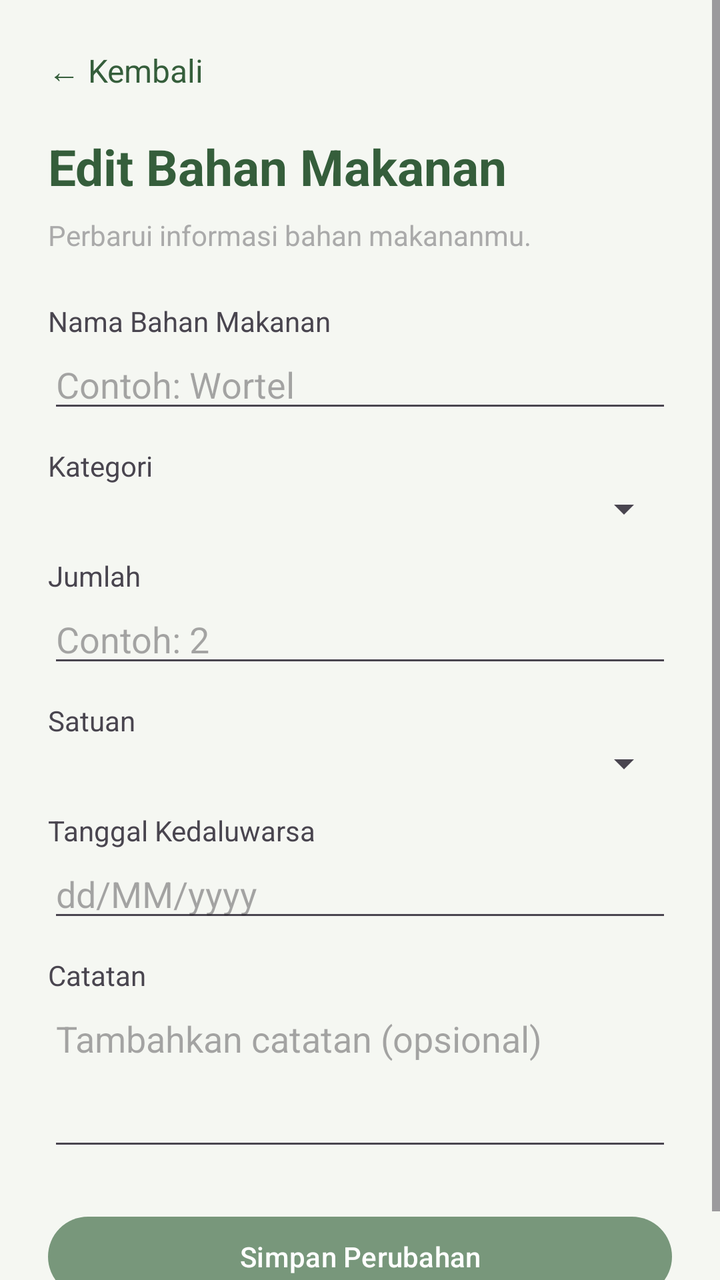
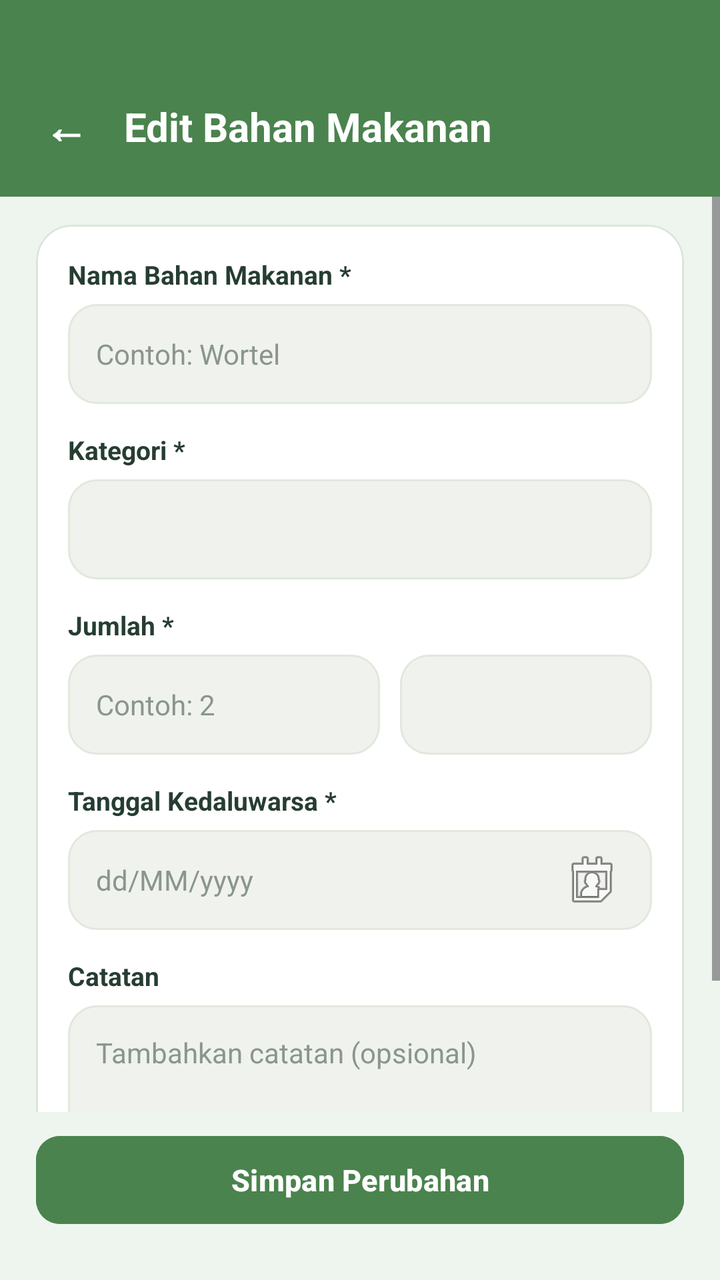

Compare the two renders of this Android layout. The source of the first and the diff that turns it into the second are given below.
<!-- AndroidManifest.xml: application theme Theme.FridgeFoodSaver -->
<!-- res/layout/activity_edit_food.xml -->
<?xml version="1.0" encoding="utf-8"?>
<ScrollView xmlns:android="http://schemas.android.com/apk/res/android"
    android:layout_width="match_parent"
    android:layout_height="match_parent"
    android:background="@color/soft_white"
    android:fillViewport="true">

    <LinearLayout
        android:layout_width="match_parent"
        android:layout_height="wrap_content"
        android:orientation="vertical"
        android:padding="24dp">

        <TextView
            android:id="@+id/tvBack"
            android:layout_width="wrap_content"
            android:layout_height="wrap_content"
            android:text="← Kembali"
            android:textColor="#355E3B"
            android:textSize="16sp"
            android:paddingBottom="20dp" />

        <TextView
            android:layout_width="match_parent"
            android:layout_height="wrap_content"
            android:text="Edit Bahan Makanan"
            android:textColor="#355E3B"
            android:textSize="25sp"
            android:textStyle="bold"
            android:paddingBottom="8dp" />

        <TextView
            android:layout_width="match_parent"
            android:layout_height="wrap_content"
            android:text="Perbarui informasi bahan makananmu."
            android:textColor="@android:color/darker_gray"
            android:textSize="14sp"
            android:paddingBottom="24dp" />

        <TextView
            android:layout_width="match_parent"
            android:layout_height="wrap_content"
            android:text="Nama Bahan Makanan" />

        <EditText
            android:id="@+id/etEditFoodName"
            android:layout_width="match_parent"
            android:layout_height="wrap_content"
            android:hint="Contoh: Wortel"
            android:inputType="textCapSentences" />

        <TextView
            android:layout_width="match_parent"
            android:layout_height="wrap_content"
            android:text="Kategori"
            android:paddingTop="12dp" />

        <Spinner
            android:id="@+id/spEditCategory"
            android:layout_width="match_parent"
            android:layout_height="wrap_content" />

        <TextView
            android:layout_width="match_parent"
            android:layout_height="wrap_content"
            android:text="Jumlah"
            android:paddingTop="12dp" />

        <EditText
            android:id="@+id/etEditQuantity"
            android:layout_width="match_parent"
            android:layout_height="wrap_content"
            android:hint="Contoh: 2"
            android:inputType="numberDecimal" />

        <TextView
            android:layout_width="match_parent"
            android:layout_height="wrap_content"
            android:text="Satuan"
            android:paddingTop="12dp" />

        <Spinner
            android:id="@+id/spEditUnit"
            android:layout_width="match_parent"
            android:layout_height="wrap_content" />

        <TextView
            android:layout_width="match_parent"
            android:layout_height="wrap_content"
            android:text="Tanggal Kedaluwarsa"
            android:paddingTop="12dp" />

        <EditText
            android:id="@+id/etEditExpiryDate"
            android:layout_width="match_parent"
            android:layout_height="wrap_content"
            android:hint="dd/MM/yyyy"
            android:focusable="false"
            android:clickable="true" />

        <TextView
            android:layout_width="match_parent"
            android:layout_height="wrap_content"
            android:text="Catatan"
            android:paddingTop="12dp" />

        <EditText
            android:id="@+id/etEditNotes"
            android:layout_width="match_parent"
            android:layout_height="wrap_content"
            android:hint="Tambahkan catatan (opsional)"
            android:gravity="top"
            android:minLines="3"
            android:inputType="textMultiLine" />

        <Button
            android:id="@+id/btnUpdateFood"
            android:layout_width="match_parent"
            android:layout_height="wrap_content"
            android:text="Simpan Perubahan"
            android:layout_marginTop="24dp" />

    </LinearLayout>
</ScrollView>
<!-- resources referenced by this layout -->
<resources>
  <color name="soft_white">#F5F7F2</color>
  <style name="Theme.FridgeFoodSaver" parent="Theme.Material3.DayNight.NoActionBar">
  
          <item name="colorPrimary">@color/sage_green</item>
          <item name="colorOnPrimary">@color/pure_white</item>
          <item name="colorSecondary">@color/warm_orange</item>
          <item name="android:statusBarColor">@color/soft_white</item>
          <item name="android:navigationBarColor">@color/soft_white</item>
          <item name="android:windowLightStatusBar">true</item>
          <item name="android:windowBackground">@color/soft_white</item>
      </style>
  <color name="sage_green">#78977B</color>
  <color name="pure_white">#FFFFFF</color>
  <color name="warm_orange">#E99A4A</color>
</resources>

<!-- the commit's change to res/layout/activity_edit_food.xml (unified diff, before → after) -->
@@ -1,124 +1,245 @@
 <?xml version="1.0" encoding="utf-8"?>
-<ScrollView xmlns:android="http://schemas.android.com/apk/res/android"
+<androidx.constraintlayout.widget.ConstraintLayout xmlns:android="http://schemas.android.com/apk/res/android"
+    xmlns:app="http://schemas.android.com/apk/res-auto"
     android:layout_width="match_parent"
     android:layout_height="match_parent"
-    android:background="@color/soft_white"
-    android:fillViewport="true">
+    android:background="#EEF5EE">
+
 
     <LinearLayout
-        android:layout_width="match_parent"
+        android:id="@+id/topGreenHeader"
+        android:layout_width="0dp"
         android:layout_height="wrap_content"
-        android:orientation="vertical"
-        android:padding="24dp">
+        android:background="#4A834E"
+        android:gravity="center_vertical"
+        android:orientation="horizontal"
+        android:paddingStart="18dp"
+        android:paddingTop="44dp"
+        android:paddingEnd="18dp"
+        android:paddingBottom="16dp"
+        app:layout_constraintEnd_toEndOf="parent"
+        app:layout_constraintStart_toStartOf="parent"
+        app:layout_constraintTop_toTopOf="parent">
 
         <TextView
             android:id="@+id/tvBack"
             android:layout_width="wrap_content"
             android:layout_height="wrap_content"
-            android:text="← Kembali"
-            android:textColor="#355E3B"
-            android:textSize="16sp"
-            android:paddingBottom="20dp" />
+            android:padding="4dp"
+            android:text="←"
+            android:textColor="#FFFFFF"
+            android:textSize="22sp"
+            android:textStyle="bold" />
 
         <TextView
+            android:layout_width="0dp"
+            android:layout_height="wrap_content"
+            android:layout_marginStart="14dp"
+            android:layout_weight="1"
+            android:text="Edit Bahan Makanan"
+            android:textColor="#FFFFFF"
+            android:textSize="20sp"
+            android:textStyle="bold" />
+
+    </LinearLayout>
+
+    <ScrollView
+        android:layout_width="0dp"
+        android:layout_height="0dp"
+        android:clipToPadding="false"
+        android:fillViewport="true"
+        app:layout_constraintBottom_toTopOf="@+id/bottomUpdateContainer"
+        app:layout_constraintEnd_toEndOf="parent"
+        app:layout_constraintStart_toStartOf="parent"
+        app:layout_constraintTop_toBottomOf="@+id/topGreenHeader">
+
+        <LinearLayout
             android:layout_width="match_parent"
             android:layout_height="wrap_content"
-            android:text="Edit Bahan Makanan"
-            android:textColor="#355E3B"
-            android:textSize="25sp"
-            android:textStyle="bold"
-            android:paddingBottom="8dp" />
-
-        <TextView
-            android:layout_width="match_parent"
-            android:layout_height="wrap_content"
-            android:text="Perbarui informasi bahan makananmu."
-            android:textColor="@android:color/darker_gray"
-            android:textSize="14sp"
-            android:paddingBottom="24dp" />
-
-        <TextView
-            android:layout_width="match_parent"
-            android:layout_height="wrap_content"
-            android:text="Nama Bahan Makanan" />
-
-        <EditText
-            android:id="@+id/etEditFoodName"
-            android:layout_width="match_parent"
-            android:layout_height="wrap_content"
-            android:hint="Contoh: Wortel"
-            android:inputType="textCapSentences" />
-
-        <TextView
-            android:layout_width="match_parent"
-            android:layout_height="wrap_content"
-            android:text="Kategori"
-            android:paddingTop="12dp" />
-
-        <Spinner
-            android:id="@+id/spEditCategory"
-            android:layout_width="match_parent"
-            android:layout_height="wrap_content" />
-
-        <TextView
-            android:layout_width="match_parent"
-            android:layout_height="wrap_content"
-            android:text="Jumlah"
-            android:paddingTop="12dp" />
-
-        <EditText
-            android:id="@+id/etEditQuantity"
-            android:layout_width="match_parent"
-            android:layout_height="wrap_content"
-            android:hint="Contoh: 2"
-            android:inputType="numberDecimal" />
-
-        <TextView
-            android:layout_width="match_parent"
-            android:layout_height="wrap_content"
-            android:text="Satuan"
-            android:paddingTop="12dp" />
-
-        <Spinner
-            android:id="@+id/spEditUnit"
-            android:layout_width="match_parent"
-            android:layout_height="wrap_content" />
-
-        <TextView
-            android:layout_width="match_parent"
-            android:layout_height="wrap_content"
-            android:text="Tanggal Kedaluwarsa"
-            android:paddingTop="12dp" />
-
-        <EditText
-            android:id="@+id/etEditExpiryDate"
-            android:layout_width="match_parent"
-            android:layout_height="wrap_content"
-            android:hint="dd/MM/yyyy"
-            android:focusable="false"
-            android:clickable="true" />
-
-        <TextView
-            android:layout_width="match_parent"
-            android:layout_height="wrap_content"
-            android:text="Catatan"
-            android:paddingTop="12dp" />
-
-        <EditText
-            android:id="@+id/etEditNotes"
-            android:layout_width="match_parent"
-            android:layout_height="wrap_content"
-            android:hint="Tambahkan catatan (opsional)"
-            android:gravity="top"
-            android:minLines="3"
-            android:inputType="textMultiLine" />
-
-        <Button
+            android:orientation="vertical"
+            android:paddingStart="18dp"
+            android:paddingTop="14dp"
+            android:paddingEnd="18dp"
+            android:paddingBottom="18dp">
+
+
+            <com.google.android.material.card.MaterialCardView
+                android:layout_width="match_parent"
+                android:layout_height="wrap_content"
+                app:cardBackgroundColor="#FFFFFF"
+                app:cardCornerRadius="18dp"
+                app:cardElevation="0dp"
+                app:strokeColor="#DAE6DA"
+                app:strokeWidth="1dp">
+
+                <LinearLayout
+                    android:layout_width="match_parent"
+                    android:layout_height="wrap_content"
+                    android:orientation="vertical"
+                    android:padding="16dp">
+
+                    <TextView
+                        android:layout_width="wrap_content"
+                        android:layout_height="wrap_content"
+                        android:text="Nama Bahan Makanan *"
+                        android:textColor="#263D32"
+                        android:textSize="13sp"
+                        android:textStyle="bold" />
+
+                    <EditText
+                        android:id="@+id/etEditFoodName"
+                        android:layout_width="match_parent"
+                        android:layout_height="50dp"
+                        android:layout_marginTop="6dp"
+                        android:background="@drawable/bg_input"
+                        android:hint="Contoh: Wortel"
+                        android:inputType="textCapSentences"
+                        android:paddingHorizontal="14dp"
+                        android:singleLine="true"
+                        android:textColor="#263D32"
+                        android:textColorHint="#8A968D"
+                        android:textSize="14sp" />
+
+                    <TextView
+                        android:layout_width="wrap_content"
+                        android:layout_height="wrap_content"
+                        android:layout_marginTop="14dp"
+                        android:text="Kategori *"
+                        android:textColor="#263D32"
+                        android:textSize="13sp"
+                        android:textStyle="bold" />
+
+                    <Spinner
+                        android:id="@+id/spEditCategory"
+                        android:layout_width="match_parent"
+                        android:layout_height="50dp"
+                        android:layout_marginTop="6dp"
+                        android:background="@drawable/bg_input"
+                        android:paddingHorizontal="12dp" />
+
+                    <TextView
+                        android:layout_width="wrap_content"
+                        android:layout_height="wrap_content"
+                        android:layout_marginTop="14dp"
+                        android:text="Jumlah *"
+                        android:textColor="#263D32"
+                        android:textSize="13sp"
+                        android:textStyle="bold" />
+
+                    <LinearLayout
+                        android:layout_width="match_parent"
+                        android:layout_height="50dp"
+                        android:layout_marginTop="6dp"
+                        android:orientation="horizontal">
+
+                        <EditText
+                            android:id="@+id/etEditQuantity"
+                            android:layout_width="0dp"
+                            android:layout_height="match_parent"
+                            android:layout_weight="1"
+                            android:background="@drawable/bg_input"
+                            android:hint="Contoh: 2"
+                            android:inputType="numberDecimal"
+                            android:paddingHorizontal="14dp"
+                            android:singleLine="true"
+                            android:textColor="#263D32"
+                            android:textColorHint="#8A968D"
+                            android:textSize="14sp" />
+
+                        <Spinner
+                            android:id="@+id/spEditUnit"
+                            android:layout_width="126dp"
+                            android:layout_height="match_parent"
+                            android:layout_marginStart="10dp"
+                            android:background="@drawable/bg_input"
+                            android:paddingHorizontal="8dp" />
+
+                    </LinearLayout>
+
+                    <TextView
+                        android:layout_width="wrap_content"
+                        android:layout_height="wrap_content"
+                        android:layout_marginTop="14dp"
+                        android:text="Tanggal Kedaluwarsa *"
+                        android:textColor="#263D32"
+                        android:textSize="13sp"
+                        android:textStyle="bold" />
+
+                    <EditText
+                        android:id="@+id/etEditExpiryDate"
+                        android:layout_width="match_parent"
+                        android:layout_height="50dp"
+                        android:layout_marginTop="6dp"
+                        android:background="@drawable/bg_input"
+                        android:clickable="true"
+                        android:drawableEnd="@android:drawable/ic_menu_my_calendar"
+                        android:drawablePadding="10dp"
+                        android:focusable="false"
+                        android:hint="dd/MM/yyyy"
+                        android:paddingHorizontal="14dp"
+                        android:singleLine="true"
+                        android:textColor="#263D32"
+                        android:textColorHint="#8A968D"
+                        android:textSize="14sp" />
+
+                    <TextView
+                        android:layout_width="wrap_content"
+                        android:layout_height="wrap_content"
+                        android:layout_marginTop="14dp"
+                        android:text="Catatan"
+                        android:textColor="#263D32"
+                        android:textSize="13sp"
+                        android:textStyle="bold" />
+
+                    <EditText
+                        android:id="@+id/etEditNotes"
+                        android:layout_width="match_parent"
+                        android:layout_height="96dp"
+                        android:layout_marginTop="6dp"
+                        android:background="@drawable/bg_input"
+                        android:gravity="top"
+                        android:hint="Tambahkan catatan (opsional)"
+                        android:inputType="textCapSentences|textMultiLine"
+                        android:padding="14dp"
+                        android:textColor="#263D32"
+                        android:textColorHint="#8A968D"
+                        android:textSize="14sp" />
+
+                </LinearLayout>
+
+            </com.google.android.material.card.MaterialCardView>
+
+        </LinearLayout>
+
+    </ScrollView>
+
+
+    <LinearLayout
+        android:id="@+id/bottomUpdateContainer"
+        android:layout_width="0dp"
+        android:layout_height="wrap_content"
+        android:background="#EEF5EE"
+        android:orientation="vertical"
+        android:paddingStart="18dp"
+        android:paddingTop="8dp"
+        android:paddingEnd="18dp"
+        android:paddingBottom="24dp"
+        app:layout_constraintBottom_toBottomOf="parent"
+        app:layout_constraintEnd_toEndOf="parent"
+        app:layout_constraintStart_toStartOf="parent">
+
+        <com.google.android.material.button.MaterialButton
             android:id="@+id/btnUpdateFood"
             android:layout_width="match_parent"
-            android:layout_height="wrap_content"
+            android:layout_height="52dp"
+            android:backgroundTint="#4A834E"
             android:text="Simpan Perubahan"
-            android:layout_marginTop="24dp" />
+            android:textAllCaps="false"
+            android:textColor="#FFFFFF"
+            android:textSize="15sp"
+            android:textStyle="bold"
+            app:cornerRadius="12dp" />
 
     </LinearLayout>
-</ScrollView>
+
+</androidx.constraintlayout.widget.ConstraintLayout>
<!-- resource entries referenced after the edit -->
@@ -1,5 +1,18 @@
 <!-- resources referenced by this layout -->
 <resources>
+  <!-- drawable bg_input (drawable) -->
+  <?xml version="1.0" encoding="utf-8"?>
+  <shape xmlns:android="http://schemas.android.com/apk/res/android">
+  
+      <solid android:color="@color/input_background"/>
+  
+      <corners android:radius="14dp"/>
+  
+      <stroke
+          android:width="1dp"
+          android:color="#E1E8DE"/>
+  
+  </shape>
   <color name="soft_white">#F5F7F2</color>
   <style name="Theme.FridgeFoodSaver" parent="Theme.Material3.DayNight.NoActionBar">
   
@@ -11,6 +24,7 @@
           <item name="android:windowLightStatusBar">true</item>
           <item name="android:windowBackground">@color/soft_white</item>
       </style>
+  <color name="input_background">#F0F3ED</color>
   <color name="sage_green">#78977B</color>
   <color name="pure_white">#FFFFFF</color>
   <color name="warm_orange">#E99A4A</color>
